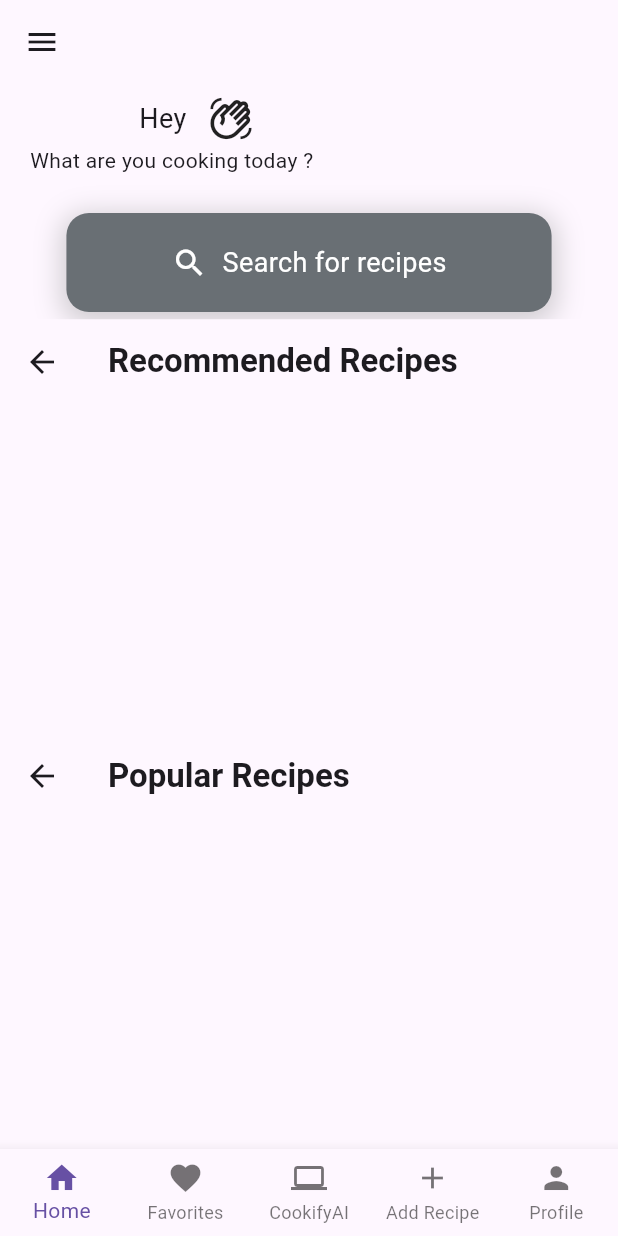
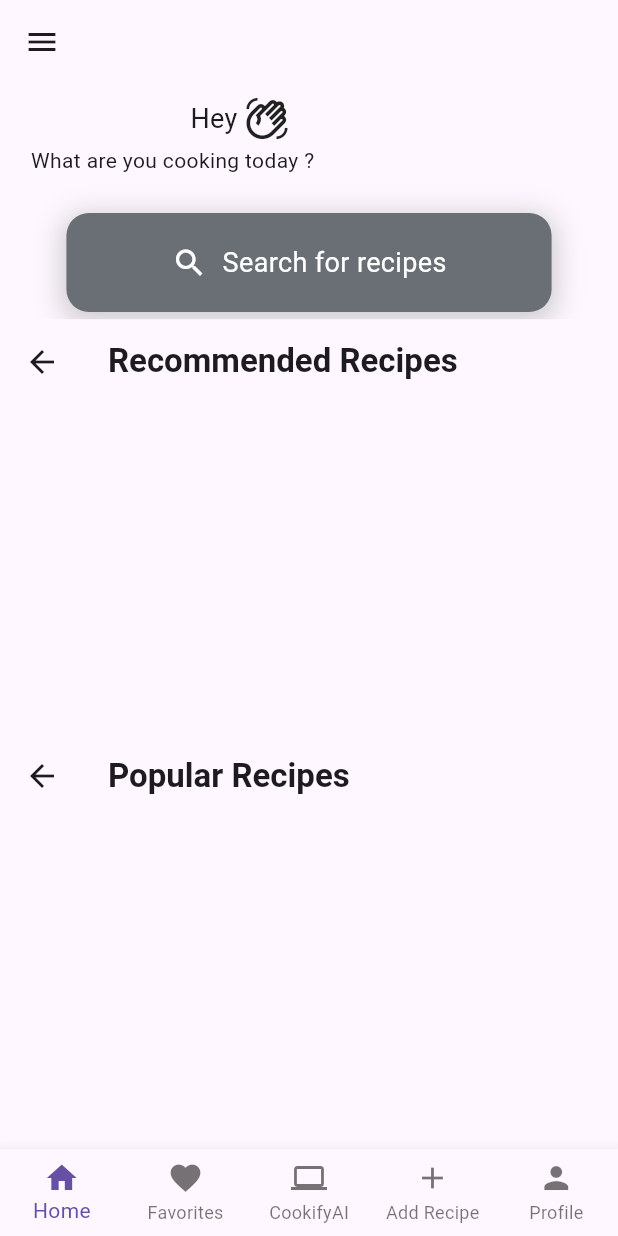
Before and after one commit to GraduationProjectFlutter/graduationproject, a Flutter app: the HomePage screen opened by its route, on a phone screen of 412 x 824 dp. Run offline on Flutter 3.47's test engine with Material 3 defaults, Android fonts, the phone set to English and light mode, and no system bars; our stand-ins replace cloud_firestore, firebase_auth, firebase_core, firebase_storage, flutter_rating_bar, font_awesome_flutter and 2 more; missing offline and left inert: algolia; accounts and stored records are empty.

Commit message:
hata cözüm

```diff
--- a/lib/pages/home.dart
+++ b/lib/pages/home.dart
@@ -70,7 +70,7 @@ class _HomePageState extends State<HomePage> {
 
   @override
   Widget build(BuildContext context) {
-    Size size = MediaQuery.of(context).size;
+    double screenWidth = MediaQuery.of(context).size.width;
     return Scaffold(
       drawer: const Drawer(
         shadowColor: Colors.black,
@@ -111,22 +111,25 @@ class _HomePageState extends State<HomePage> {
                       crossAxisAlignment: CrossAxisAlignment.end,
                       children: [
                         Padding(
-                          padding: const EdgeInsets.only(right: 40.0),
+                          padding: EdgeInsets.only(right: screenWidth * 0.04),
                           child: Row(
                             mainAxisAlignment: MainAxisAlignment.start,
                             children: [
-                              Text(
-                                "Hey $username",
-                                style: TextStyle(fontSize: 18),
+                              Align(
+                                alignment: Alignment
+                                    .centerLeft, // İhtiyacınıza göre alignment'ı ayarlayabilirsiniz
+                                child: Text(
+                                  "Hey $username",
+                                  style: TextStyle(fontSize: 18),
+                                ),
                               ),
-                              SizedBox(width: 10),
                               Icon(Icons.waving_hand_outlined, size: 30),
                             ],
                           ),
                         ),
                         SizedBox(height: 3),
-                        const Padding(
-                          padding: EdgeInsets.only(left: 20.0),
+                        Padding(
+                          padding: EdgeInsets.only(left: screenWidth * 0.05),
                           child: Row(
                             mainAxisAlignment: MainAxisAlignment.start,
                             children: [
--- a/lib/pages/profilPage.dart
+++ b/lib/pages/profilPage.dart
@@ -294,6 +294,10 @@ class _ProfilePageState extends State<ProfilePage> {
     var docID = querySnapshot.docs.first.id;
 
     String newDisplayName = _usernameController.text.trim();
+    setState(() {
+      user!.updateDisplayName(newDisplayName);
+    });
+
     if (newDisplayName.isNotEmpty) {
       try {
         await FirebaseFirestore.instance
```
